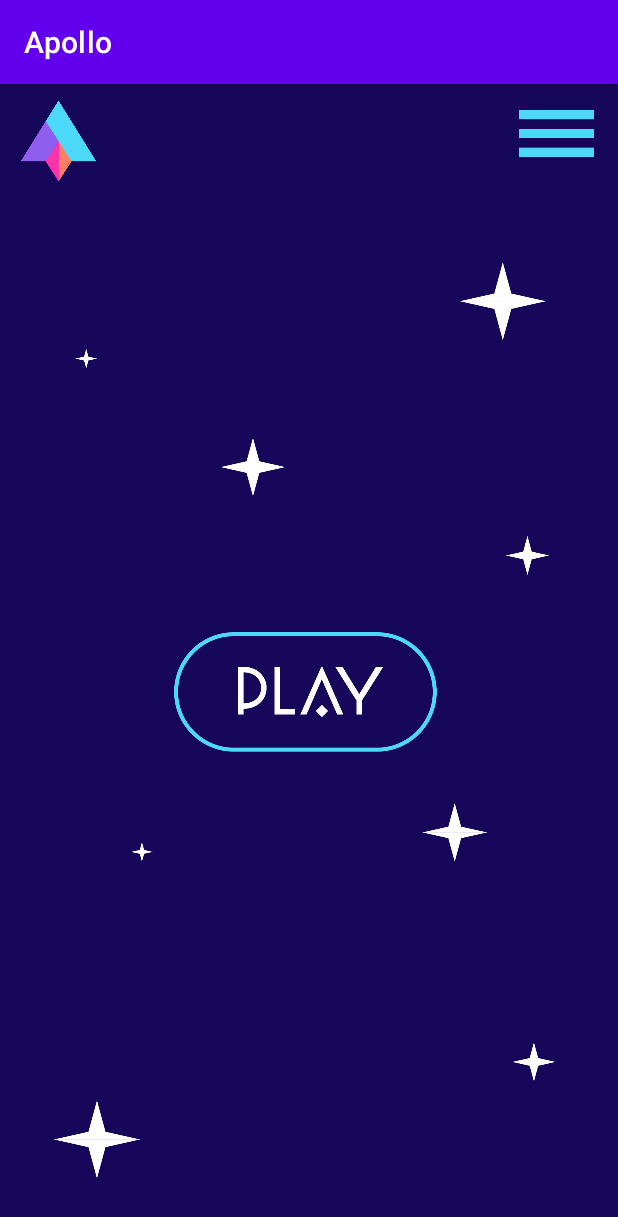
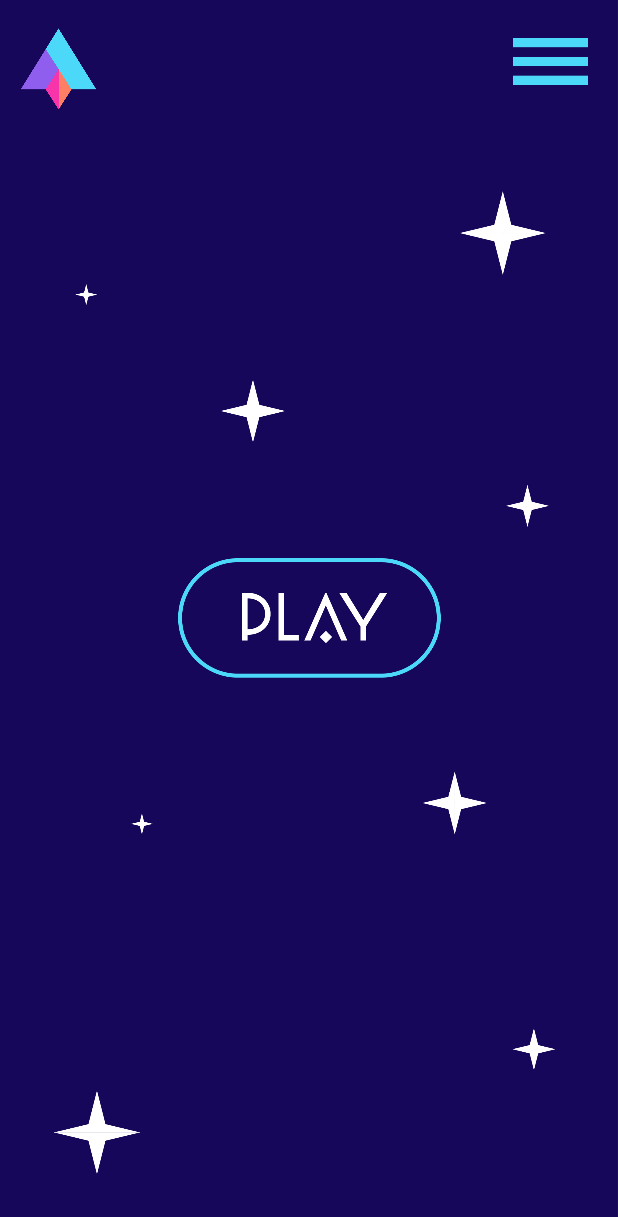
Before and after one commit to Chris-UMD/CMSC436-group16, an Android app: the screen it shows after launch (Menu), after a tap on an icon or button, on a phone screen of 412 x 824 dp. Shown: the top 1217 px of the screen. Run offline under Robolectric (Android 15) with nearby library versions, the phone set to English and light mode, and no system bars.

Commit message:
made adjustments to main menu layout, removed action bar from all activity displays, and added toast messages for main menu buttons testing

```diff
--- a/Apollo/app/src/main/java/com/example/apollo/Menu.kt
+++ b/Apollo/app/src/main/java/com/example/apollo/Menu.kt
@@ -4,21 +4,27 @@ import android.content.Intent
 import androidx.appcompat.app.AppCompatActivity
 import android.os.Bundle
 import android.view.View
+import android.widget.Toast
 import androidx.core.content.res.ResourcesCompat
 
 class Menu : AppCompatActivity() {
     override fun onCreate(savedInstanceState: Bundle?) {
         super.onCreate(savedInstanceState)
         setContentView(R.layout.main_menu)
+
+        // hide title bar
+        supportActionBar!!.hide()
     }
 
     // launch Stats Activity
     fun onClickStats(v: View) {
-        startActivity(Intent(this, Play::class.java))
+        Toast.makeText(this, "Stats button clicked!", Toast.LENGTH_SHORT).show()
+        // startActivity(Intent(applicationContext, Play::class.java))
     }
 
     // launch Play Activity
     fun onClickPlay(v: View) {
-        startActivity(Intent(this, Stats::class.java))
+        Toast.makeText(this, "Play button clicked!", Toast.LENGTH_SHORT).show()
+        // startActivity(Intent(applicationContext, Stats::class.java))
     }
 }
--- a/Apollo/app/src/main/java/com/example/apollo/Play.kt
+++ b/Apollo/app/src/main/java/com/example/apollo/Play.kt
@@ -6,7 +6,10 @@ import androidx.appcompat.app.AppCompatActivity
 class Play : AppCompatActivity() {
     override fun onCreate(savedInstanceState: Bundle?) {
         super.onCreate(savedInstanceState)
-        setContentView(R.layout.play) // UPDATE CONTENT VIEW
+        setContentView(R.layout.play)
+
+        // hide title bar
+        supportActionBar!!.hide()
     }
 
     // custom font: artographie_light (does not contain numbers, use Arial for numbers)
--- a/Apollo/app/src/main/java/com/example/apollo/Stats.kt
+++ b/Apollo/app/src/main/java/com/example/apollo/Stats.kt
@@ -6,7 +6,10 @@ import androidx.appcompat.app.AppCompatActivity
 class Stats : AppCompatActivity() {
     override fun onCreate(savedInstanceState: Bundle?) {
         super.onCreate(savedInstanceState)
-        setContentView(R.layout.stats) // UPDATE CONTENT VIEW
+        setContentView(R.layout.stats)
+
+        // hide title bar
+        supportActionBar!!.hide()
     }
 
     // custom font: artographie_light (does not contain numbers, use Arial for numbers)
--- a/Apollo/app/src/main/res/layout/main_menu.xml
+++ b/Apollo/app/src/main/res/layout/main_menu.xml
@@ -13,41 +13,45 @@
         android:id="@+id/stats"
         android:layout_width="50dp"
         android:layout_height="50dp"
-        android:layout_marginTop="8dp"
-        android:layout_marginEnd="16dp"
+        android:layout_marginTop="16dp"
+        android:layout_marginEnd="20dp"
         android:background="#00FFFFFF"
         android:onClick="onClickStats"
         android:scaleType="fitCenter"
         android:src="@drawable/hamburger"
         app:layout_constraintEnd_toEndOf="parent"
-        app:layout_constraintTop_toTopOf="parent" />
+        app:layout_constraintTop_toTopOf="parent"
+    />
 
     <!-- LOGO -->
     <ImageView
         android:id="@+id/logo"
         android:layout_width="70dp"
         android:layout_height="70dp"
+        android:layout_marginTop="12dp"
         android:layout_marginStart="4dp"
-        android:layout_marginTop="4dp"
         android:background="#00FFFFFF"
         android:scaleType="fitCenter"
         android:src="@drawable/logo"
         app:layout_constraintStart_toStartOf="parent"
-        app:layout_constraintTop_toTopOf="parent" />
+        app:layout_constraintTop_toTopOf="parent"
+    />
 
     <!-- PLAY BUTTON -->
     <ImageButton
         android:id="@+id/play"
         android:layout_width="175dp"
         android:layout_height="117dp"
-        android:layout_marginStart="116dp"
-        android:layout_marginBottom="304dp"
+        android:gravity="center"
         android:background="#00FFFFFF"
         android:onClick="onClickPlay"
         android:scaleType="fitCenter"
         android:src="@drawable/play"
         app:layout_constraintBottom_toBottomOf="parent"
-        app:layout_constraintStart_toStartOf="parent" />
+        app:layout_constraintTop_toTopOf="parent"
+        app:layout_constraintEnd_toEndOf="parent"
+        app:layout_constraintStart_toStartOf="parent"
+    />
 
 
 </androidx.constraintlayout.widget.ConstraintLayout>
```
